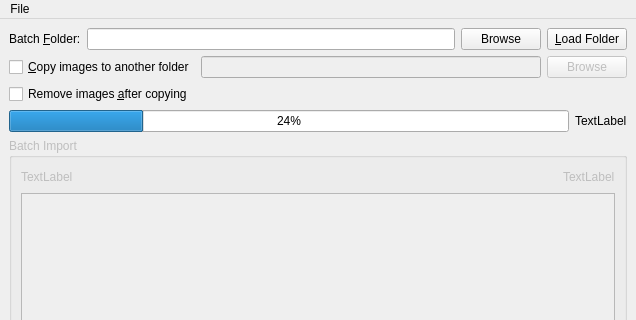
This is src/imgtool/importer/MainWindow.ui in google-code-export/dviz as Qt 5 draws it before an edit; both pictures show x 0 to 636 and y 0 to 320 of the 636 by 604 pixel window. The edited form follows.
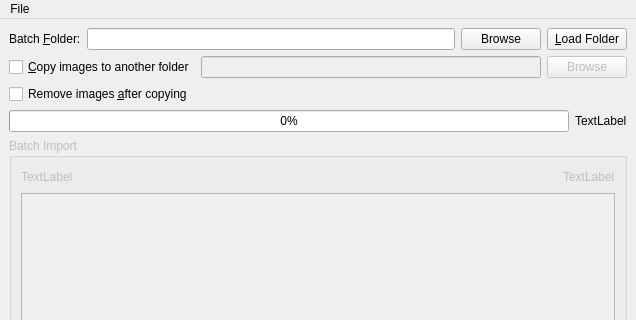
This is the edited form.

The edit to the form file:
```diff
--- a/src/imgtool/importer/MainWindow.ui
+++ b/src/imgtool/importer/MainWindow.ui
@@ -86,7 +86,7 @@
       <item>
        <widget class="QProgressBar" name="progressBar">
         <property name="value">
-         <number>24</number>
+         <number>0</number>
         </property>
        </widget>
       </item>
```
